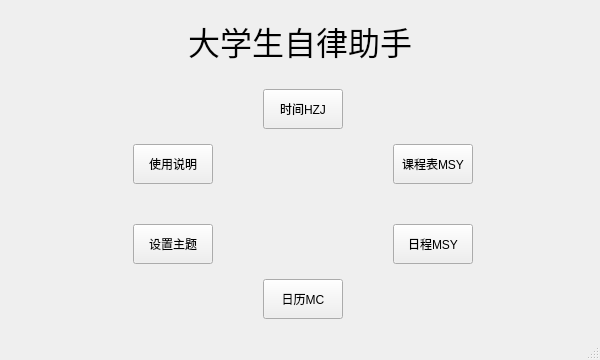
Before: the Qt Designer form realProgect/mainwindow.ui in Arthur381/QTproject, drawn with Qt 5.
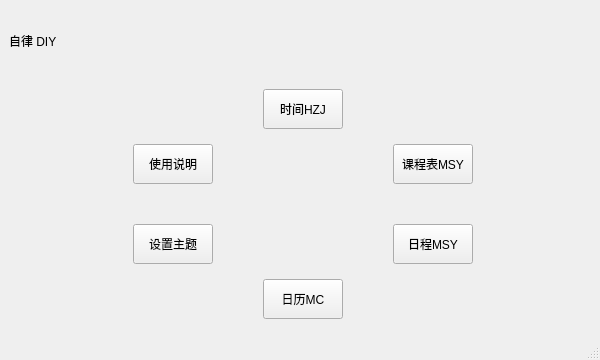
After: the same form once the commit is applied. Icons and pictures are not drawn.

```diff
--- a/realProgect/mainwindow.ui
+++ b/realProgect/mainwindow.ui
@@ -37,22 +37,6 @@
   </property>
   <widget class="QWidget" name="centralwidget">
    <layout class="QGridLayout" name="gridLayout">
-    <item row="0" column="0">
-     <widget class="QLabel" name="label">
-      <property name="font">
-       <font>
-        <family>Bahnschrift Light</family>
-        <pointsize>24</pointsize>
-       </font>
-      </property>
-      <property name="text">
-       <string>大学生自律助手</string>
-      </property>
-      <property name="alignment">
-       <set>Qt::AlignCenter</set>
-      </property>
-     </widget>
-    </item>
     <item row="1" column="0">
      <widget class="QWidget" name="widget_2" native="true">
       <property name="minimumSize">
@@ -180,6 +164,13 @@
       </widget>
      </widget>
     </item>
+    <item row="0" column="0">
+     <widget class="QLabel" name="label">
+      <property name="text">
+       <string>自律 DIY</string>
+      </property>
+     </widget>
+    </item>
    </layout>
   </widget>
   <widget class="QMenuBar" name="menubar">
```
